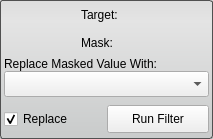
First picture: the form in Interface/ToolInterface/MaskDataFilterInterface.ui, repository jessdtate/Seg3D, before the edit.
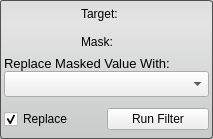
Second picture: the form after the edit.

```diff
--- a/Interface/ToolInterface/MaskDataFilterInterface.ui
+++ b/Interface/ToolInterface/MaskDataFilterInterface.ui
@@ -116,6 +116,11 @@
      </property>
      <item>
       <widget class="QLabel" name="label">
+       <property name="font">
+        <font>
+         <pointsize>10</pointsize>
+        </font>
+       </property>
        <property name="text">
         <string>Replace Masked Value With:</string>
        </property>
@@ -140,18 +145,28 @@
     </layout>
    </item>
    <item>
-    <layout class="QHBoxLayout" name="replaceRunLayout">
+    <widget class="QWidget" name="replaceRunWidget" native="true">
+     <property name="minimumSize">
+      <size>
+       <width>0</width>
+       <height>32</height>
+      </size>
+     </property>
+     <property name="maximumSize">
+      <size>
+       <width>16777215</width>
+       <height>32</height>
+      </size>
+     </property>
+     <layout class="QHBoxLayout" name="horizontalLayout" stretch="1,1">
      <property name="spacing">
       <number>0</number>
      </property>
+      <property name="margin">
+       <number>0</number>
+      </property>
      <item>
       <widget class="QCheckBox" name="replaceCheckBox">
-       <property name="minimumSize">
-        <size>
-         <width>0</width>
-         <height>32</height>
-        </size>
-       </property>
        <property name="text">
         <string>Replace</string>
        </property>
@@ -162,24 +177,13 @@
      </item>
      <item>
       <widget class="QPushButton" name="runFilterButton">
-       <property name="minimumSize">
-        <size>
-         <width>0</width>
-         <height>28</height>
-        </size>
-       </property>
-       <property name="maximumSize">
-        <size>
-         <width>16777215</width>
-         <height>28</height>
-        </size>
-       </property>
        <property name="text">
         <string>Run Filter</string>
        </property>
       </widget>
      </item>
     </layout>
+    </widget>
    </item>
   </layout>
  </widget>
```
Lines whose indentation alone changed are shown as unchanged.
